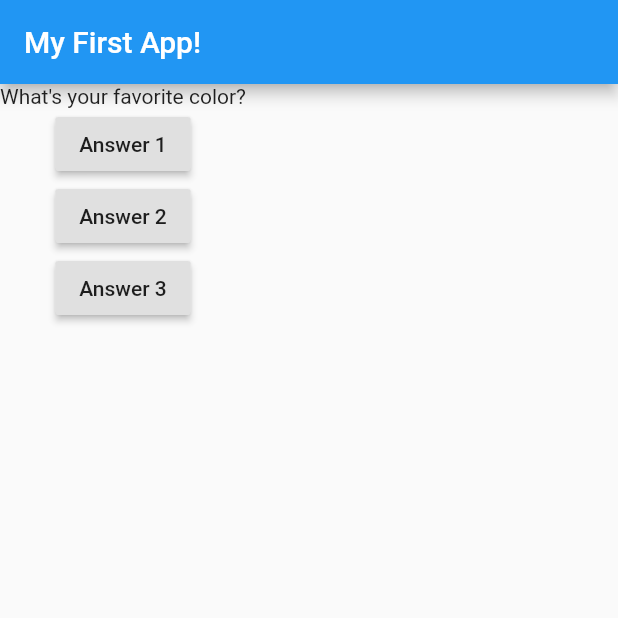
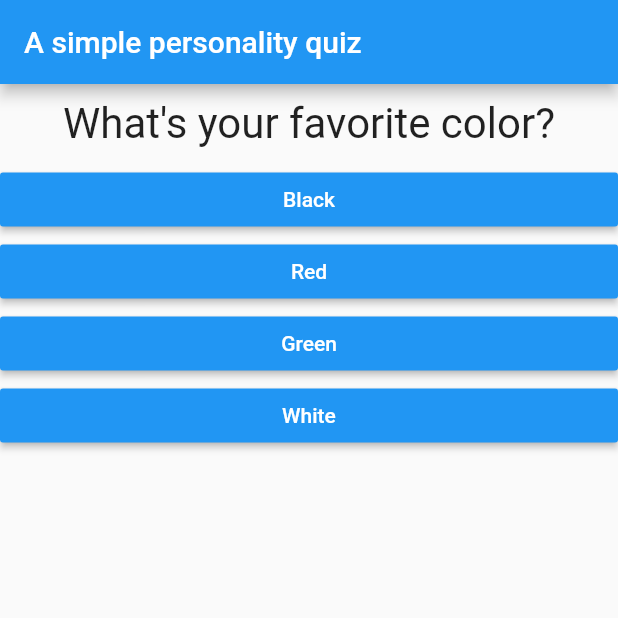
Before and after one commit to defnotad/flutter_complete_guide, a Flutter app: the screen it shows after launch, on a phone screen of 412 x 824 dp, the top half of it. Run offline on Flutter 3.47's test engine with Material 2 defaults, Android fonts, the phone set to English and light mode, and no system bars.

Commit message:
A personality quiz app is ready

```diff
--- /dev/null
+++ b/lib/answer.dart
@@ -0,0 +1,21 @@
+import 'package:flutter/material.dart';
+
+class Answer extends StatelessWidget {
+  final Function selectHandler;
+  final String answerText;
+
+  Answer(this.selectHandler, this.answerText);
+
+  @override
+  Widget build(BuildContext context) {
+    return Container(
+      width: double.infinity,
+      child: RaisedButton(
+        color: Colors.blue,
+        textColor: Colors.white,
+        child: Text(answerText),
+        onPressed: selectHandler,
+      ),
+    );
+  }
+}
--- a/lib/main.dart
+++ b/lib/main.dart
@@ -1,4 +1,7 @@
 import 'package:flutter/material.dart';
+
+import './quiz.dart';
+import './result.dart';
 
 void main() => runApp(MyApp());
 
@@ -11,46 +14,108 @@ class MyApp extends StatefulWidget {
 }
 
 class _MyAppState extends State<MyApp> {
+  final _questions = const [
+    {
+      'questionText': 'What\'s your favorite color?',
+      'answers': [
+        {
+          'text': 'Black',
+          'score': 10,
+        },
+        {
+          'text': 'Red',
+          'score': 5,
+        },
+        {
+          'text': 'Green',
+          'score': 3,
+        },
+        {
+          'text': 'White',
+          'score': 1,
+        }
+      ]
+    },
+    {
+      'questionText': 'What\'s your favorite animal?',
+      'answers': [
+        {
+          'text': 'Rabbit',
+          'score': 8,
+        },
+        {
+          'text': 'Snake',
+          'score': 5,
+        },
+        {
+          'text': 'Elephant',
+          'score': 3,
+        },
+        {
+          'text': 'Lion',
+          'score': 1,
+        }
+      ]
+    },
+    {
+      'questionText': 'Who\'s your favorite instructor?',
+      'answers': [
+        {
+          'text': 'Max',
+          'score': 8,
+        },
+        {
+          'text': 'Vaughn',
+          'score': 5,
+        },
+        {
+          'text': 'Vince',
+          'score': 3,
+        },
+        {
+          'text': 'Miller',
+          'score': 1,
+        }
+      ]
+    },
+  ];
   var _questionIndex = 0;
-  void _answerQuestion() {
+  var _totalScore = 0;
+
+  void _resetQuiz() {
+    setState(() {
+       _questionIndex = 0;
+    _totalScore = 0;
+    });
+  }
+
+  void _answerQuestion(int score) {
+    _totalScore += score;
     setState(() {
       _questionIndex = _questionIndex + 1;
     });
     print(_questionIndex);
+    if (_questionIndex < _questions.length) {
+      print("We have more questions!");
+    } else {
+      print('No more questions!');
+    }
   }
 
   @override
   Widget build(BuildContext context) {
-    var questions = [
-      'What\'s your favorite color?',
-      'What\'s your favorite animal?'
-    ];
     return MaterialApp(
       home: Scaffold(
-        appBar: AppBar(
-          title: Text('My First App!'),
-        ),
-        body: Column(
-          children: [
-            Text(questions[_questionIndex]),
-            RaisedButton(
-              child: Text('Answer 1'),
-              onPressed: _answerQuestion,
-            ),
-            RaisedButton(
-              child: Text('Answer 2'),
-              onPressed: () => print('Answer 2 chosen!'),
-            ),
-            RaisedButton(
-              child: Text('Answer 3'),
-              onPressed: () {
-                //....
-                print('Answer 3 chosen');
-              },
-            ),
-          ],
-        ),
-      ),
+          appBar: AppBar(
+            title: Text('A simple personality quiz'),
+          ),
+          body: _questionIndex < _questions.length
+              ? Quiz(
+                  answerQuestion: _answerQuestion,
+                  questions: _questions,
+                  questionIndex: _questionIndex,
+                )
+              : Result(_totalScore, _resetQuiz)),
     );
   }
 }
--- /dev/null
+++ b/lib/question.dart
@@ -0,0 +1,21 @@
+import 'package:flutter/material.dart';
+
+class Question extends StatelessWidget {
+  final String questionText;
+  Question(this.questionText);
+
+  @override
+  Widget build(BuildContext context) {
+    return Container(
+      width: double.infinity,
+      margin: EdgeInsets.all(10),
+      child: Text(
+        questionText,
+        style: TextStyle(
+          fontSize: 28,
+        ),
+        textAlign: TextAlign.center,
+      ),
+    );
+  }
+}
--- /dev/null
+++ b/lib/quiz.dart
@@ -0,0 +1,29 @@
+import 'package:flutter/material.dart';
+
+import './question.dart';
+import './answer.dart';
+
+class Quiz extends StatelessWidget {
+  final Function answerQuestion;
+  final List<Map<String, Object>> questions;
+  final int questionIndex;
+
+  Quiz(
+      {@required this.answerQuestion,
+      @required this.questions,
+      @required this.questionIndex});
+
+  @override
+  Widget build(BuildContext context) {
+    return Column(
+      children: [
+        Question(
+          questions[questionIndex]['questionText'],
+        ),
+        ...(questions[questionIndex]['answers'] as List<Map<String, Object>>).map((answer) {
+          return Answer(() => answerQuestion(answer['score']), answer['text']);
+        }).toList()
+      ],
+    );
+  }
+}
--- /dev/null
+++ b/lib/result.dart
@@ -0,0 +1,37 @@
+import 'package:flutter/material.dart';
+
+class Result extends StatelessWidget {
+  final int resultScore;
+  final Function restart;
+
+  Result(this.resultScore, this.restart);
+
+  String get resultPhrase {
+    String resultText;
+    resultText = 'Great job!, your total score is: $resultScore';
+    return resultText;
+  }
+
+  @override
+  Widget build(BuildContext context) {
+    return Center(
+      child: Column(
+        children: <Widget>[
+          Text(
+            resultPhrase,
+            style: TextStyle(
+              fontSize: 36,
+              fontWeight: FontWeight.bold,
+            ),
+            textAlign: TextAlign.center,
+          ),
+          FlatButton(
+            child: Text('Take it again!'),
+            textColor: Colors.blue,
+            onPressed: restart,
+          ),
+        ],
+      ),
+    );
+  }
+}
```
